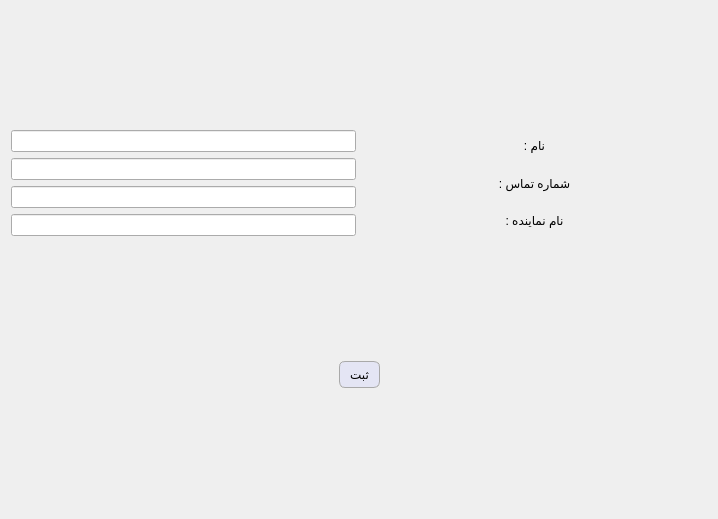
kia-far/QtDBS, file customerform.ui: the form before one commit.
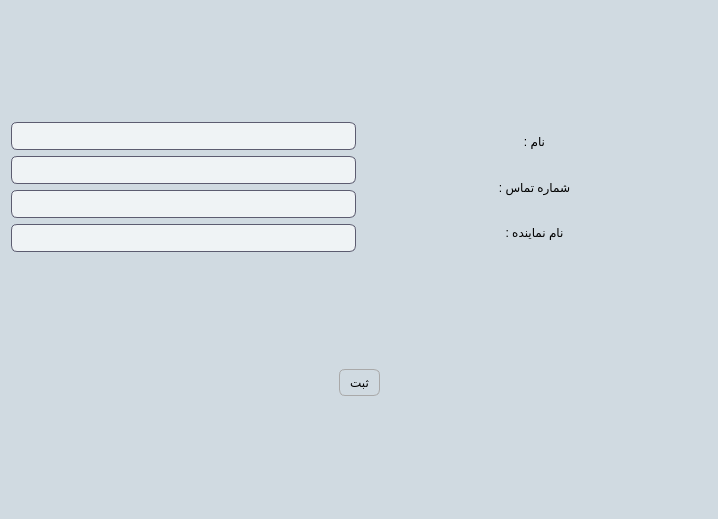
The form after the commit.

Commit message: added edit item form and button which is available from the device edit form. also a few teaks to the stylesheets and fixed the keybinds working when the app was adding bulk data

What changed in the file:
```diff
--- a/customerform.ui
+++ b/customerform.ui
@@ -37,7 +37,142 @@
 }
 
 
-QWidget {font: 12pt &quot;Segoe UI&quot;;}</string>
+QWidget {font: 12pt &quot;Segoe UI&quot;;}
+QWidget {
+    background-color: #d0dae1; /* Dark background color for the entire widget */
+    font: 12pt &quot;Segoe UI&quot;;
+}
+
+/* Style for QLineEdit with a darker background and smoother edges */
+QLineEdit {
+    background-color: #eff3f5; /* Darker grayish background */
+    color: #000000; /* Light text color for readability */
+    border: 1px solid #5c5c70; /* Slightly lighter border for contrast */
+    border-radius: 6px; /* Smooth, rounded edges */
+    padding: 5px; /* Padding for a cleaner look */
+    font: 12pt &quot;Segoe UI&quot;;
+}
+
+QLineEdit:focus {
+    border-color: #7878a0; /* Lighter border color on focus */
+    background-color: #e0e6eb; /* Slightly lighter background on focus */
+}
+
+QTextBrowser {
+    background-color: #eff3f5; /* Darker grayish background */
+    color: #000000; /* Light text color for readability */
+    border: 1px solid #5c5c70; /* Slightly lighter border for contrast */
+    border-radius: 6px; /* Smooth, rounded edges */
+    padding: 5px; /* Padding for a cleaner look */
+    font: 12pt &quot;Segoe UI&quot;;
+}
+
+QTextBrowser:focus {
+    border-color: #7878a0; /* Lighter border color on focus */
+    background-color: #e0e6eb; /* Slightly lighter background on focus */
+}
+
+QCheckBox {
+    color: #000000; /* Light text color for dark background */
+    font: 12pt &quot;Segoe UI&quot;;
+}
+
+QCheckBox:disabled {
+    color: #000000; /* Same text color for disabled state */
+    opacity: 1; /* Remove opacity reduction */
+}
+
+/* Blue indicator for checked and disabled QCheckBox */
+QCheckBox::indicator:checked:disabled {
+    background-color: #92a8b9; /* Blue color to appear as enabled */
+	opacity: 1;
+   /* border: 1px solid #3a7bd5;  Blue border to match the indicator */
+}
+
+QCheckBox::indicator:disabled {
+    opacity: 1; /* Remove opacity change for checkbox indicator */
+}
+
+/* Background color for QWidget */
+/* Style for the vertical scrollbar */
+QScrollBar:vertical {
+    background: #eff3f5; /* Background color of the scrollbar */
+    width: 10px; /* Width of the scrollbar */
+    margin: 0px 0px 0px 0px; /* Margins around the scrollbar */
+    border-radius: 5px; /* Rounded edges for the scrollbar track */
+}
+
+/* Style for the horizontal scrollbar */
+QScrollBar:horizontal {
+    background: #eff3f5; /* Background color of the scrollbar */
+    height: 10px; /* Height of the scrollbar */
+    margin: 0px 0px 0px 0px; /* Margins around the scrollbar */
+    border-radius: 5px; /* Rounded edges for the scrollbar track */
+}
+
+/* Handle (scroller) styling for both horizontal and vertical scrollbars */
+QScrollBar::handle:vertical, QScrollBar::handle:horizontal {
+    background: #92a8b9; /* Color of the scroller */
+    min-height: 20px; /* Minimum height for the vertical handle */
+    min-width: 20px; /* Minimum width for the horizontal handle */
+    border-radius: 5px; /* Smooth, rounded edges for the handle */
+}
+
+QScrollBar::handle:vertical:hover, QScrollBar::handle:horizontal:hover {
+    background: #b1c1cd; /* Slightly lighter color on hover for the handle */
+}
+
+/* Remove the top/bottom buttons on the scrollbar */
+QScrollBar::add-line:vertical, QScrollBar::sub-line:vertical,
+QScrollBar::add-line:horizontal, QScrollBar::sub-line:horizontal {
+    background: none; /* No additional lines/buttons */
+    height: 0px;
+    width: 0px;
+}
+
+QScrollBar::add-page:vertical, QScrollBar::sub-page:vertical,
+QScrollBar::add-page:horizontal, QScrollBar::sub-page:horizontal {
+    background: none; /* No page scroll styling */
+}
+QTextEdit {
+    background-color: #eff3f5; /* Darker grayish background */
+    color: #000000; /* Light text color for readability */
+    border: 1px solid #5c5c70; /* Slightly lighter border for contrast */
+    border-radius: 6px; /* Smooth, rounded edges */
+    padding: 5px; /* Padding for a cleaner look */
+    font: 12pt &quot;Segoe UI&quot;;
+}
+
+QTextEdit:focus {
+    border-color: #7878a0; /* Lighter border color on focus */
+    background-color: #e0e6eb; /* Slightly lighter background on focus */
+}
+QComboBox {
+    background-color: #eff3f5; /* Darker grayish background */
+    color: #000000; /* Light text color for readability */
+    border: 1px solid #5c5c70; /* Slightly lighter border for contrast */
+    border-radius: 6px; /* Smooth, rounded edges */
+    padding: 5px; /* Padding for a cleaner look */
+    font: 12pt &quot;Segoe UI&quot;;
+}
+
+QComboBox:focus {
+    border-color: #7878a0; /* Lighter border color on focus */
+    background-color: #e0e6eb; /* Slightly lighter background on focus */
+}
+QDateEdit {
+    background-color: #eff3f5; /* Darker grayish background */
+    color: #000000; /* Light text color for readability */
+    border: 1px solid #5c5c70; /* Slightly lighter border for contrast */
+    border-radius: 6px; /* Smooth, rounded edges */
+    padding: 5px; /* Padding for a cleaner look */
+    font: 12pt &quot;Segoe UI&quot;;
+}
+
+QDateEdit:focus {
+    border-color: #7878a0; /* Lighter border color on focus */
+    background-color: #e0e6eb; /* Slightly lighter background on focus */
+}</string>
   </property>
   <layout class="QVBoxLayout" name="verticalLayout">
    <item>
```
The commit also changes 80 other files.
